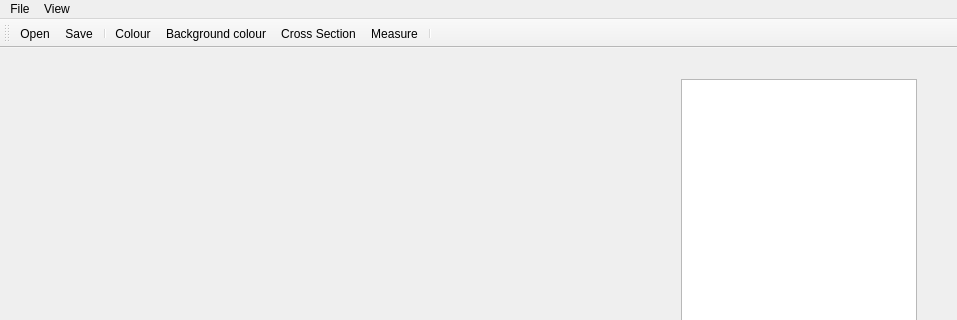
The window that UI/mainwindow.ui (eeyaw4/Group20ProjectWork) describes before a commit, drawn with Qt 5; both pictures show x 0 to 957 and y 0 to 320 of the 957 by 650 pixel window.
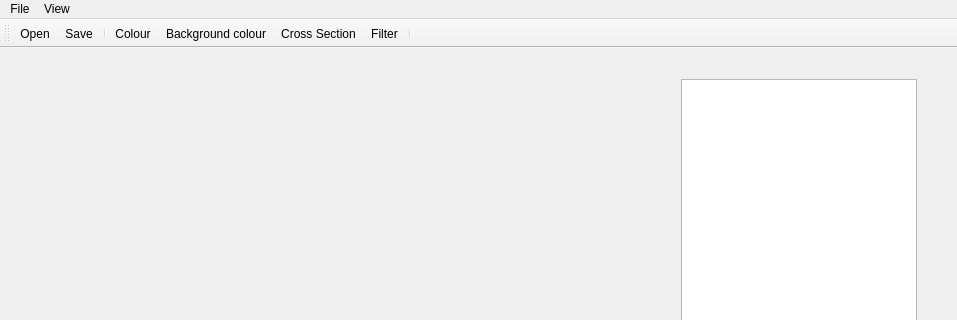
The same window after the commit. Icons and pictures are not drawn. Custom widgets are drawn as their Qt base class.

Patch:
```diff
--- a/UI/mainwindow.ui
+++ b/UI/mainwindow.ui
@@ -18,7 +18,7 @@
     <property name="geometry">
      <rect>
       <x>10</x>
-      <y>9</y>
+      <y>0</y>
       <width>641</width>
       <height>541</height>
      </rect>
@@ -96,7 +96,7 @@
    <addaction name="actioncolour"/>
    <addaction name="actionBackground_colour"/>
    <addaction name="actionCross_Section"/>
-   <addaction name="actionmeasure"/>
+   <addaction name="actionFilter"/>
    <addaction name="separator"/>
   </widget>
   <widget class="QStatusBar" name="statusBar"/>
@@ -112,18 +112,6 @@
     <string>Add model</string>
    </property>
   </action>
-  <action name="actionmeasure">
-   <property name="icon">
-    <iconset resource="resources.qrc">
-     <normaloff>:/images/icon/Measure icon.png</normaloff>:/images/icon/Measure icon.png</iconset>
-   </property>
-   <property name="text">
-    <string>Measure</string>
-   </property>
-   <property name="toolTip">
-    <string>Measurements</string>
-   </property>
-  </action>
   <action name="actionCross_Section">
    <property name="icon">
     <iconset resource="resources.qrc">
@@ -169,6 +157,15 @@
     <string>Save</string>
    </property>
   </action>
+  <action name="actionFilter">
+   <property name="icon">
+    <iconset resource="resources.qrc">
+     <normaloff>:/images/icon/filter.png</normaloff>:/images/icon/filter.png</iconset>
+   </property>
+   <property name="text">
+    <string>Filter</string>
+   </property>
+  </action>
  </widget>
  <layoutdefault spacing="6" margin="11"/>
  <customwidgets>
```
Left out of the diff: 2 changed lines with no effect on the pictures.
